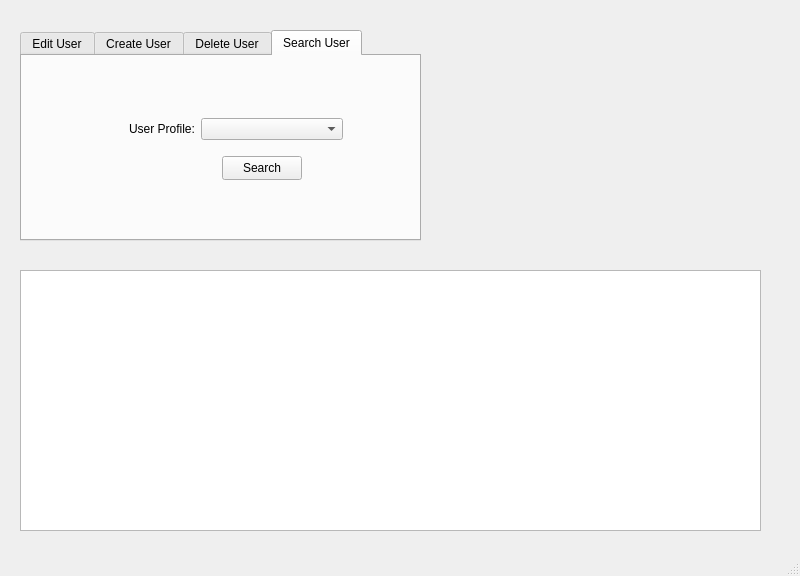
wreathe-unreal/CSIT314-Project, file QtCafeWorkforceManager/SysAdminWindow.ui: the form before one commit.
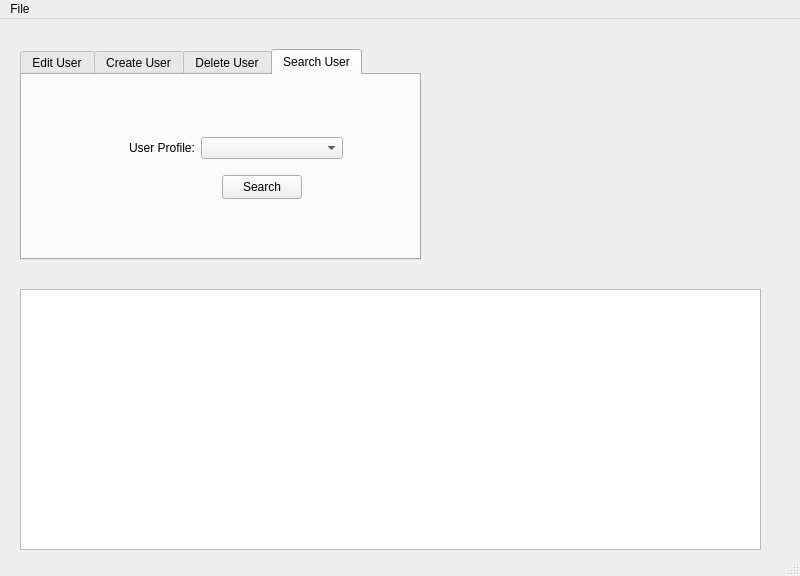
The form after the commit. The open tabs and pages were chosen to show the change. Icons and pictures are not drawn.

Commit message: SysAdmin + Slot Fixes + DB Update

```diff
--- a/QtCafeWorkforceManager/SysAdminWindow.ui
+++ b/QtCafeWorkforceManager/SysAdminWindow.ui
@@ -324,7 +324,7 @@
        <string>Search</string>
       </property>
      </widget>
-     <widget class="QWidget" name="">
+     <widget class="QWidget" name="layoutWidget">
       <property name="geometry">
        <rect>
         <x>30</x>
@@ -368,6 +368,13 @@
      <height>21</height>
     </rect>
    </property>
+   <widget class="QMenu" name="menuFile">
+    <property name="title">
+     <string>File</string>
+    </property>
+    <addaction name="actionLogout"/>
+   </widget>
+   <addaction name="menuFile"/>
   </widget>
   <widget class="QStatusBar" name="statusbar"/>
  </widget>
```
Left out of the diff: 17 changed lines with no effect on the pictures. The commit also changes 11 other files.
